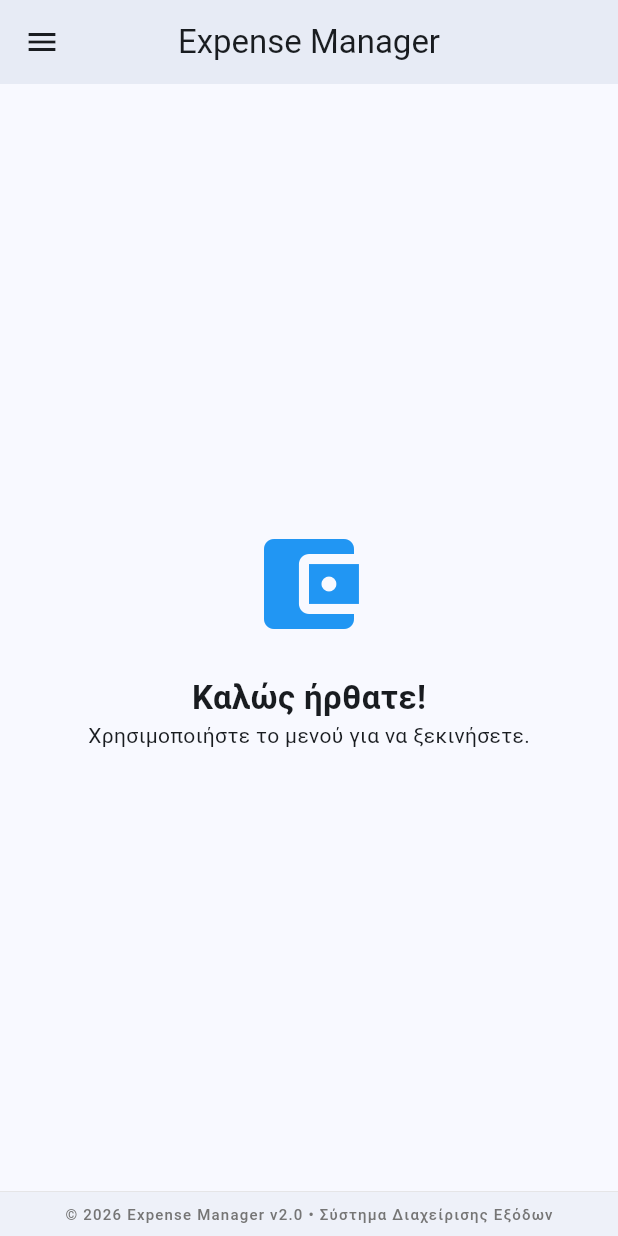
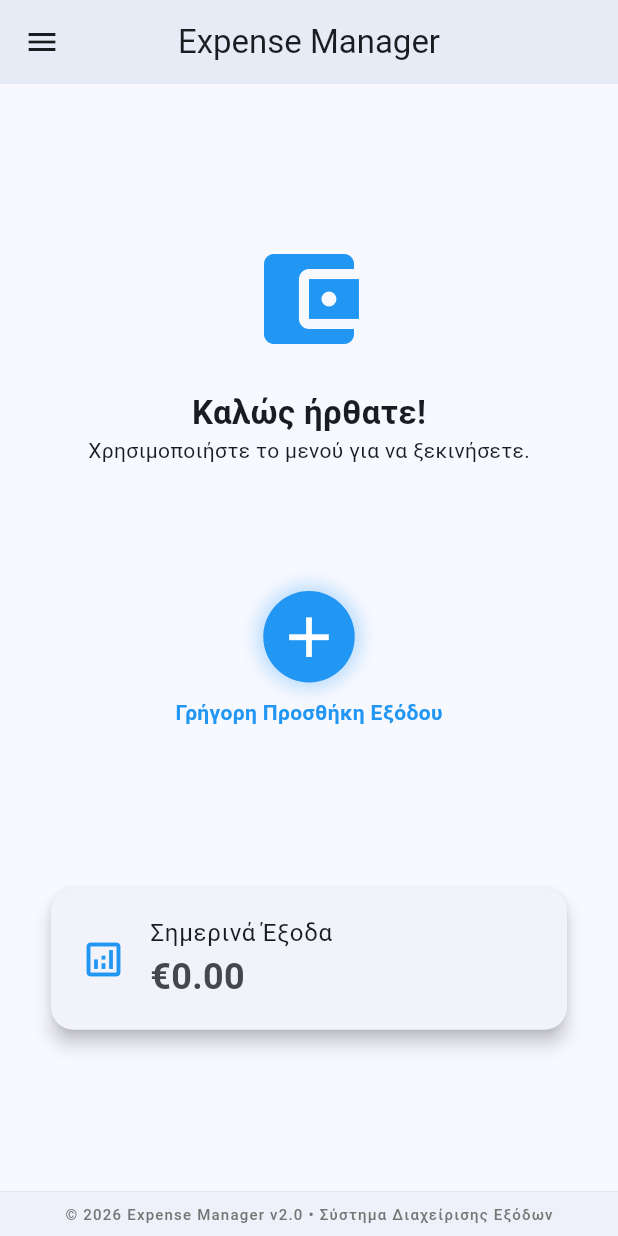
Before and after one commit to Dimitris-Chouliaras/expenses_manager_app, a Flutter app: the screen it shows after launch, on a phone screen of 412 x 824 dp. Run offline on Flutter 3.47's test engine with Material 3 defaults, Android fonts, the light colour scheme and no system bars; our stand-ins replace geolocator, sqflite, sqflite_common_ffi; accounts and stored records are empty.

Commit message:
Update main.dart
1. quick add expense button
2. today's expenses analysis
3. /* commented out */ refresh button
4. async await on drawer px2 px3 px4

```diff
--- a/lib/main.dart
+++ b/lib/main.dart
@@ -6,6 +6,7 @@ import 'screens/add_category_screen.dart'; // Εισαγωγή της οθόνη
 import 'screens/add_expense_screen.dart'; // Εισαγωγή της οθόνης προσθήκης για τη λειτουργία της επεξεργασίας (Edit).
 import 'screens/expenses_list_screen.dart'; // Εισαγωγή της οθόνης εμφάνισης των εξόδων.
 import 'screens/analysis_screen.dart'; // Εισαγωγή της οθόνης ανάλυσης των εξόδων.
+import 'database/database_helper.dart';
 
 // Η συνάρτηση main είναι το σημείο εκκίνησης της εφαρμογής(Entry Point).
 void main() {
@@ -55,9 +56,46 @@ class MyExpenseApp extends StatelessWidget {
   }
 }
 
+class MainHomeScreen extends StatefulWidget {
+  const MainHomeScreen({super.key});
+
+  @override
+  State<MainHomeScreen> createState() => _MainHomeScreenState();
+}
+
 // Η αρχική οθόνη που περιλαμβάνει το κεντρικό μενού πλοήγησης (Drawer).
-class MainHomeScreen extends StatelessWidget {
-  const MainHomeScreen({super.key});
+class _MainHomeScreenState extends State<MainHomeScreen> {
+  double _todayTotal = 0.0;
+  int _todayCount = 0;
+
+  @override
+  void initState() {
+    super.initState();
+    _loadTodayStats(); // Φόρτωση στατιστικών με το που ανοίγει η εφαρμογή
+  }
+
+  // Συνάρτηση για τον υπολογισμό των σημερινών εξόδων
+  Future<void> _loadTodayStats() async {
+    final db = DatabaseHelper.instance;
+    final allExpenses = await db.getAllExpenses();
+
+    // Παίρνουμε τη σημερινή ημερομηνία σε μορφή String (YYYY-MM-DD)
+    String today = DateTime.now().toString().split(' ')[0];
+
+    double total = 0;
+    int count = 0;
+
+    for (var exp in allExpenses) {
+      if (exp.timestamp.toString().split(' ')[0] == today) {
+        total += exp.amount;
+        count++;
+      }
+    }
+    setState(() {
+      _todayTotal = total;
+      _todayCount = count;
+    });
+  }
 
   @override
   Widget build(BuildContext context) {
@@ -66,6 +104,13 @@ class MainHomeScreen extends StatelessWidget {
         title: const Text('Expense Manager'),
         centerTitle: true,
         elevation: 4,
+         /* actions: [
+          // Κουμπί ανανέωσης στην μπάρα
+          IconButton(
+            icon: const Icon(Icons.refresh),
+            onPressed: _loadTodayStats,
+          )
+        ], */
       ),
       // Drawer: Το πλαϊνό μενού που παρέχει πρόσβαση σε όλες τις λειτουργίες (ΠΧ1-ΠΧ4) + ΤΟ ΕΞΤΡΑ ΔΙΚΟ ΜΟΥ ΠΧ?.
       drawer: Drawer(
@@ -106,27 +151,30 @@ class MainHomeScreen extends StatelessWidget {
             ListTile(
               leading: Icon(Icons.settings_suggest, color: Colors.blue.shade700),
               title: const Text('Διαχείριση Κατηγοριών', style: TextStyle(fontWeight: FontWeight.w500)),
-              onTap: () {
+              onTap: () async {
                 Navigator.pop(context);
-                Navigator.push(context, MaterialPageRoute(builder: (context) => const CategoryListScreen()));
+                await Navigator.push(context, MaterialPageRoute(builder: (context) => const CategoryListScreen()));
+                _loadTodayStats(); // Ανανεώνει τα στατιστικά στην αρχική οθόνη μόλις επιστρέψουμε
               },
             ),
             // Επιλογή 3: Καταγραφή Εξόδου (ΠΧ2).
             ListTile(
               leading: Icon(Icons.add_shopping_cart, color: Colors.blue.shade700),
               title: const Text('Καταγραφή Εξόδου', style: TextStyle(fontWeight: FontWeight.w500)),
-              onTap: () {
+              onTap: () async {
                 Navigator.pop(context);
-                Navigator.push(context, MaterialPageRoute(builder: (context) => const AddExpenseScreen()));
+                await Navigator.push(context, MaterialPageRoute(builder: (context) => const AddExpenseScreen()));
+                _loadTodayStats(); // Ανανεώνει τα στατιστικά στην αρχική οθόνη μόλις επιστρέψουμε
               },
             ),
             // Επιλογή 4: Επιθεώρηση Εξόδων (Φιλτράρισμα & Ιστορικό) (ΠΧ3).
             ListTile(
               leading: Icon(Icons.list_alt, color: Colors.blue.shade700),
               title: const Text('Επιθεώρηση Εξόδων', style: TextStyle(fontWeight: FontWeight.w500)),
-              onTap: () {
+              onTap: () async {
                 Navigator.pop(context);
-                Navigator.push(context, MaterialPageRoute(builder: (context) => const ExpensesListScreen()));
+                await Navigator.push(context, MaterialPageRoute(builder: (context) => const ExpensesListScreen()));
+                _loadTodayStats(); // Ανανεώνει τα στατιστικά στην αρχική οθόνη μόλις επιστρέψουμε
               },
             ),
             // Επιλογή 5: Ανάλυση Εξόδων (Σύνολα ανά κατηγορία) (ΠΧ4).
@@ -142,12 +190,22 @@ class MainHomeScreen extends StatelessWidget {
         ),
       ),
       // Κεντρικό περιεχόμενο της αρχικής οθόνης.
-      body: const Center(
+      body: LayoutBuilder( // Χρησιμοποιούμε LayoutBuilder για να ξέρουμε το ύψος της οθόνης
+        builder: (context, constraints) {
+          return SingleChildScrollView(
+            child: ConstrainedBox(
+              constraints: BoxConstraints(minHeight: constraints.maxHeight),
+              child: IntrinsicHeight(
                 child: Column(
-          mainAxisAlignment: MainAxisAlignment.center,
+                  mainAxisAlignment: MainAxisAlignment.spaceEvenly, // μοιράζονται ωραία στο μέγεθος της οθόνης
                   children: [
+
+                    // Welcome στοιχεία + καθοδήγηση
+                    Column(
+                      children: const [
+                        SizedBox(height: 20),
                         Icon(Icons.account_balance_wallet, size: 80, color: Colors.blue),
-            const SizedBox(height: 20),
+                        SizedBox(height: 20),
                         Text(
                           'Καλώς ήρθατε!',
                           style: TextStyle(fontSize: 22, fontWeight: FontWeight.bold),
@@ -155,6 +213,65 @@ class MainHomeScreen extends StatelessWidget {
                         Text('Χρησιμοποιήστε το μενού για να ξεκινήσετε.'),
                       ],
                     ),
+
+                    // Στρόγγυλο quick button
+                    Column(
+                      children: [
+                        Container(
+                          decoration: BoxDecoration(
+                            color: Colors.blue,
+                            shape: BoxShape.circle,
+                            boxShadow: [
+                              BoxShadow(
+                                color: Colors.blue.withOpacity(0.3),
+                                spreadRadius: 4,
+                                blurRadius: 10,
+                              ),
+                            ],
+                          ),
+                          child: IconButton(
+                            iconSize: 45,
+                            icon: const Icon(Icons.add, color: Colors.white),
+                            onPressed: () async {
+                              await Navigator.push(
+                                context,
+                                MaterialPageRoute(builder: (context) => const AddExpenseScreen()),
+                              );
+                              _loadTodayStats();
+                            },
+                          ),
+                        ),
+                        const SizedBox(height: 10),
+                        const Text(
+                          "Γρήγορη Προσθήκη Εξόδου",
+                          style: TextStyle(color: Colors.blue, fontWeight: FontWeight.bold),
+                        ),
+                      ],
+                    ),
+
+                    // Ημερήσια κάρτα ανάλυσης
+                    Padding(
+                      padding: const EdgeInsets.symmetric(horizontal: 30, vertical: 20),
+                      child: Card(
+                        elevation: 5,
+                        shape: RoundedRectangleBorder(borderRadius: BorderRadius.circular(15)),
+                        child: ListTile(
+                          contentPadding: const EdgeInsets.symmetric(horizontal: 20, vertical: 10),
+                          leading: const Icon(Icons.analytics_outlined, color: Colors.blue, size: 30),
+                          title: const Text('Σημερινά Έξοδα'),
+                          subtitle: Text(
+                            '€${_todayTotal.toStringAsFixed(2)}',
+                            style: const TextStyle(fontSize: 24, fontWeight: FontWeight.bold),
+                          ),
+                        ),
+                      ),
+                    ),
+                  ],
+                ),
+              ),
+            ),
+          );
+        },
       ),
       // ΠΡΟΣΘΗΚΗ FOOTER:
       bottomNavigationBar: Container(
```
Lines whose indentation alone changed are shown as unchanged.
